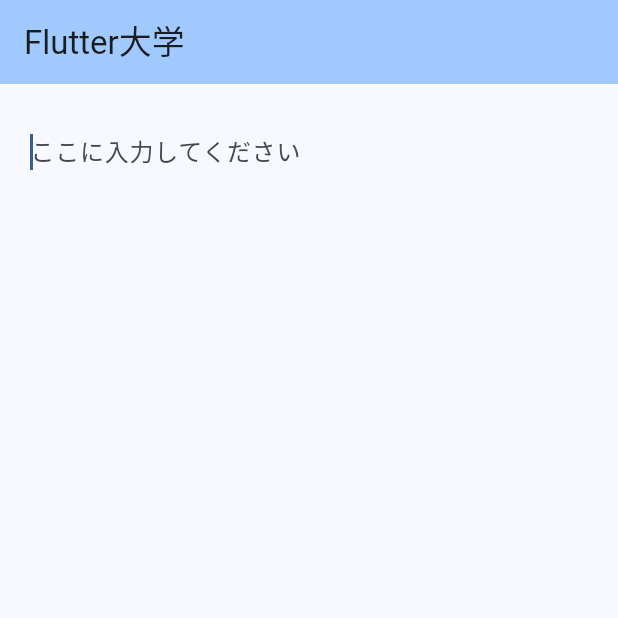
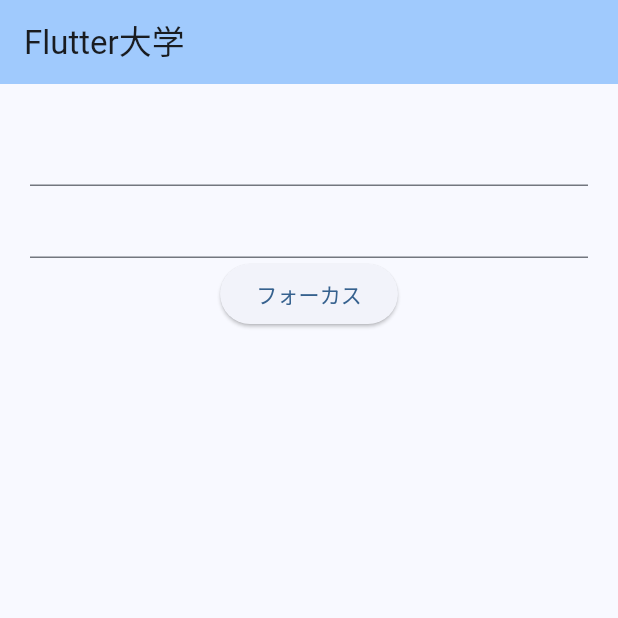
Before and after one commit to Jun-Saito-de/flutter_zerokara_manabu, a Flutter app: the screen it shows after launch, on a phone screen of 412 x 824 dp, the top half of it. Run offline on Flutter 3.47's test engine with Material 3 defaults, Android fonts, the phone set to English and light mode, and no system bars.

```diff
--- a/lib/main.dart
+++ b/lib/main.dart
@@ -38,6 +38,8 @@ class _MyHomePageState extends State<MyHomePage> {
     });
   }
 
+  final myFocusNode = FocusNode();
+
   @override
   Widget build(BuildContext context) {
     return Scaffold(
@@ -52,12 +54,20 @@ class _MyHomePageState extends State<MyHomePage> {
         padding: const EdgeInsets.all(20.0),
         child: Container(
           width: double.infinity,
-          child: TextField(
-            decoration: InputDecoration(
-              border: InputBorder.none,
-              hintText: 'ここに入力してください',
-            ),
-            autofocus: true,
+          child: Column(
+            children: [
+              TextField(
+              ),
+              TextField(
+                focusNode: myFocusNode, //ここでmyFocusNodeを渡す
+              ),
+              ElevatedButton(
+                child: Text("フォーカス"),
+                onPressed: (){
+                  myFocusNode.requestFocus();
+                },
+              ),
+          ],
           ),
         ),
       ),
```
